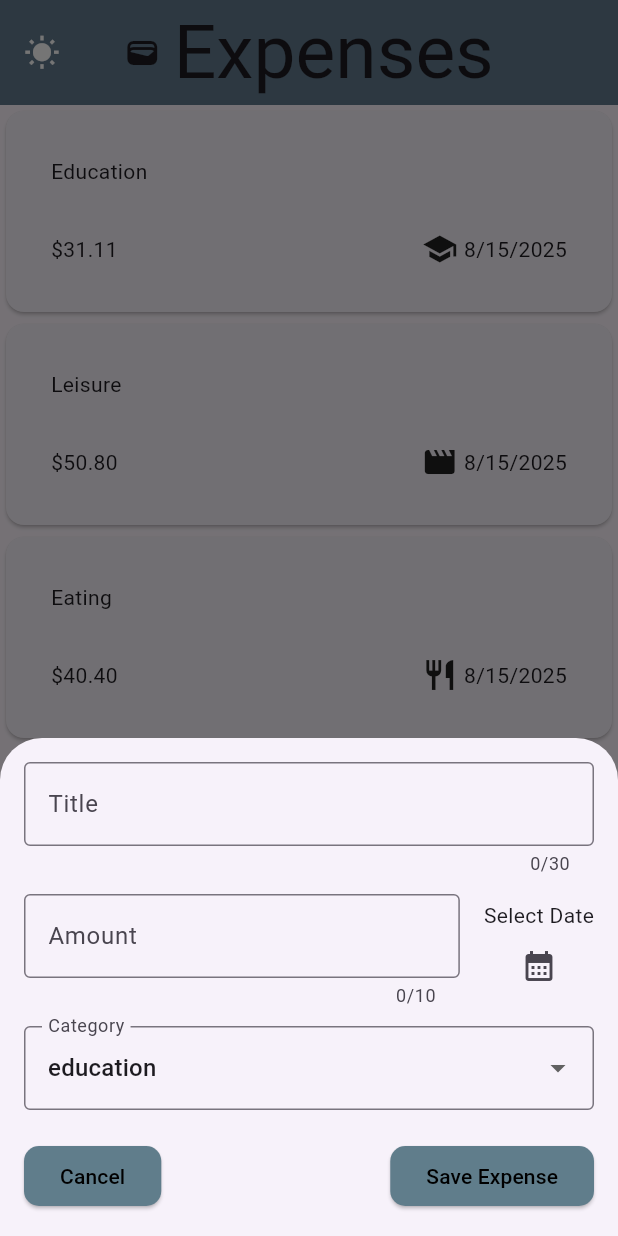
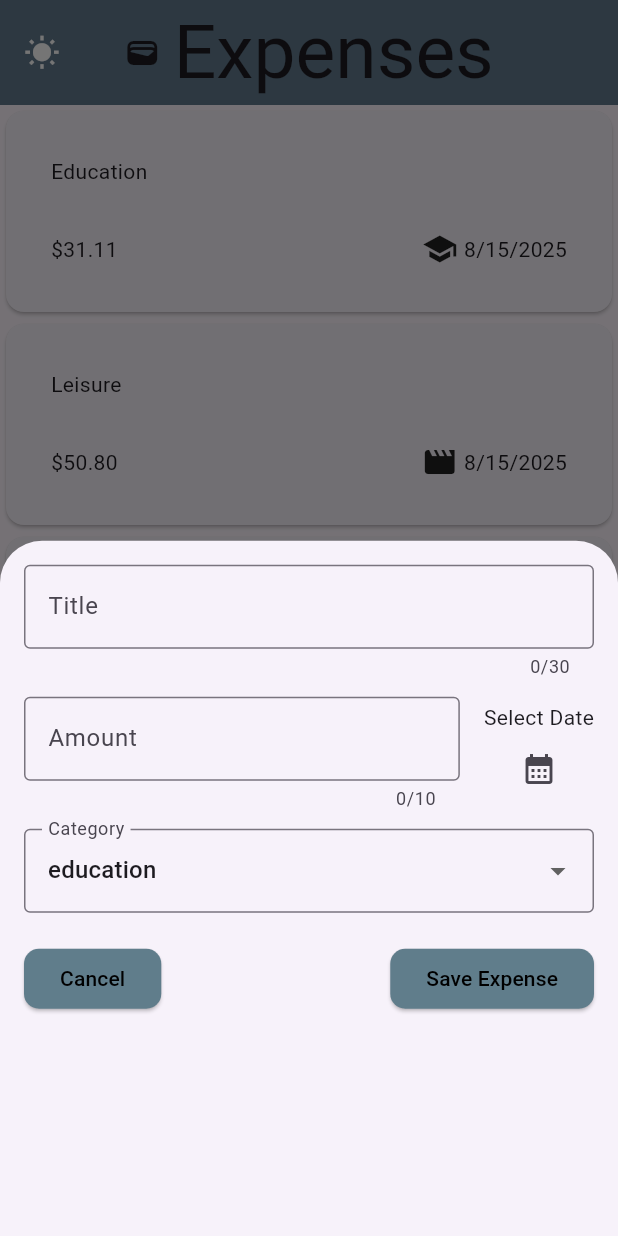
Before and after one commit to Manar-Elhabbal7/Expenses, a Flutter app: the screen it shows after launch, after a tap on the "add" icon, on a phone screen of 412 x 824 dp. Run offline on Flutter 3.47's test engine with Material 3 defaults, Android fonts, the phone set to English and light mode, and no system bars; our stand-ins replace google_fonts, loading_animation_widget; Roboto replaces fonts that are missing (Ubuntu).

Commit message:
make it responsive 1

```diff
--- a/lib/expenses_list/add_expense.dart
+++ b/lib/expenses_list/add_expense.dart
@@ -87,7 +87,11 @@ class _AddExpenseState extends State<AddExpense> {
 
   @override
   Widget build(BuildContext context) {
-    return Padding(
+    return SizedBox(
+
+      height: double.infinity,
+      child: SingleChildScrollView(
+        child: Padding(
           padding: const EdgeInsets.all(16.0),
           child: SingleChildScrollView(
             child: Column(
@@ -197,6 +201,8 @@ class _AddExpenseState extends State<AddExpense> {
               ],
             ),
           ),
+        ),
+      ),
     );
   }
 }
--- a/lib/expenses_list/my_expenses.dart
+++ b/lib/expenses_list/my_expenses.dart
@@ -53,6 +53,10 @@ class _ExpensesState extends State<Expenses> {
 
   @override
   Widget build(BuildContext context) {
+    //the width of height of the screen to make it responsive
+    var width = MediaQuery.of(context).size.width;
+    var hight = MediaQuery.of(context).size.height;
+
     return Scaffold(
       appBar: AppBar(
         elevation: 3,
@@ -64,7 +68,6 @@ class _ExpensesState extends State<Expenses> {
             const SizedBox(width: 9),
             Text(
               'Expenses',
-
               style: GoogleFonts.ubuntu(
                 textStyle: Theme.of(context).textTheme.titleLarge,
                 fontSize: 50
@@ -93,7 +96,7 @@ class _ExpensesState extends State<Expenses> {
       floatingActionButton: FloatingActionButton(
         onPressed: () {
           showModalBottomSheet(
-            isDismissible: true,
+            isDismissible: false,
             context: context,
             builder: (ctx) => AddExpense(onAddExpense: _addExpense),
           );
```
Lines whose indentation alone changed are shown as unchanged.
